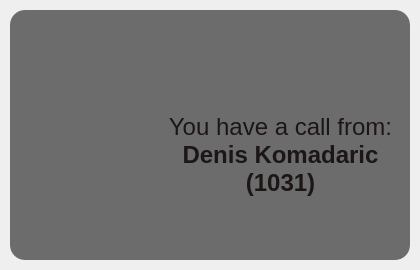
First picture: the form in PopupWindow.ui, repository okostynchuk/Outcall, before the edit.
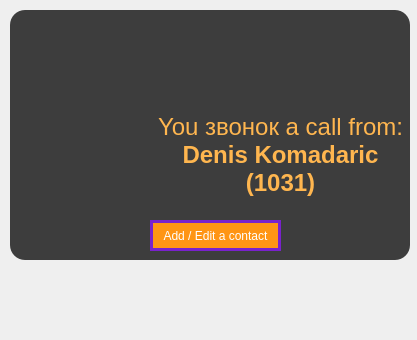
Second picture: the form after the edit. Icons and pictures are not drawn.

Patch:
```diff
--- a/PopupWindow.ui
+++ b/PopupWindow.ui
@@ -9,8 +9,8 @@
    <rect>
     <x>0</x>
     <y>0</y>
-    <width>420</width>
-    <height>270</height>
+    <width>417</width>
+    <height>340</height>
    </rect>
   </property>
   <property name="minimumSize">
@@ -52,7 +52,7 @@
    </property>
    <property name="styleSheet">
     <string notr="true">*{
-background-color: rgba(0, 0, 0, 140);
+background-color: rgba(0, 0, 0, 190);
 border-radius: 15px;
 }</string>
    </property>
@@ -83,15 +83,18 @@
      <pointsize>18</pointsize>
     </font>
    </property>
+   <property name="autoFillBackground">
+    <bool>false</bool>
+   </property>
    <property name="styleSheet">
     <string notr="true">*{
-color: #1c1616;
+color: #ffb64f;
 margin: 0px  auto;
 text-align: center;
 }</string>
    </property>
    <property name="text">
-    <string>You have a call from: &lt;b&gt;Denis Komadaric (1031)&lt;/b&gt;</string>
+    <string>&lt;html&gt;&lt;head/&gt;&lt;body&gt;&lt;p&gt;You звонок a call from: &lt;span style=&quot; font-weight:600;&quot;&gt;Denis Komadaric (1031)&lt;/span&gt;&lt;/p&gt;&lt;/body&gt;&lt;/html&gt;</string>
    </property>
    <property name="textFormat">
     <enum>Qt::RichText</enum>
@@ -158,6 +161,28 @@
     <bool>true</bool>
    </property>
   </widget>
+  <widget class="QPushButton" name="pushButton">
+   <property name="geometry">
+    <rect>
+     <x>150</x>
+     <y>220</y>
+     <width>131</width>
+     <height>31</height>
+    </rect>
+   </property>
+   <property name="styleSheet">
+    <string notr="true">* {
+	background-color: #ff9514;
+	background-radius: 2px;
+	border: 3px solid #7922CC;
+}
+
+</string>
+   </property>
+   <property name="text">
+    <string>Add / Edit a contact</string>
+   </property>
+  </widget>
  </widget>
  <resources>
   <include location="images.qrc"/>
```
Left out of the diff: 3 changed lines with no effect on the pictures.
